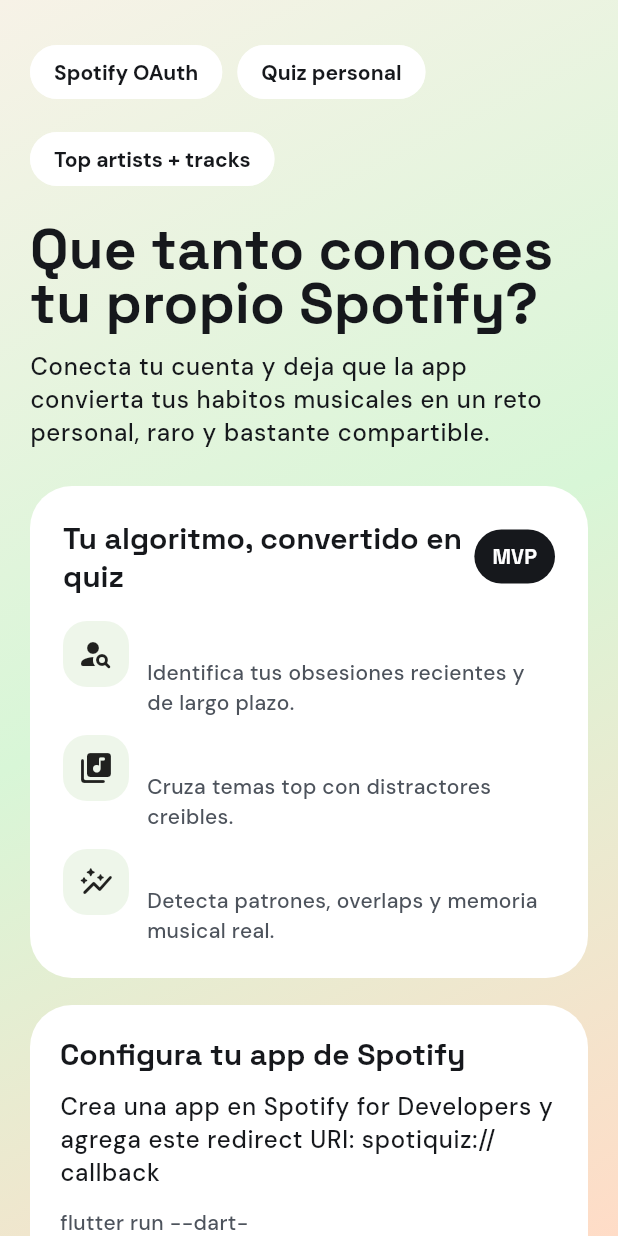
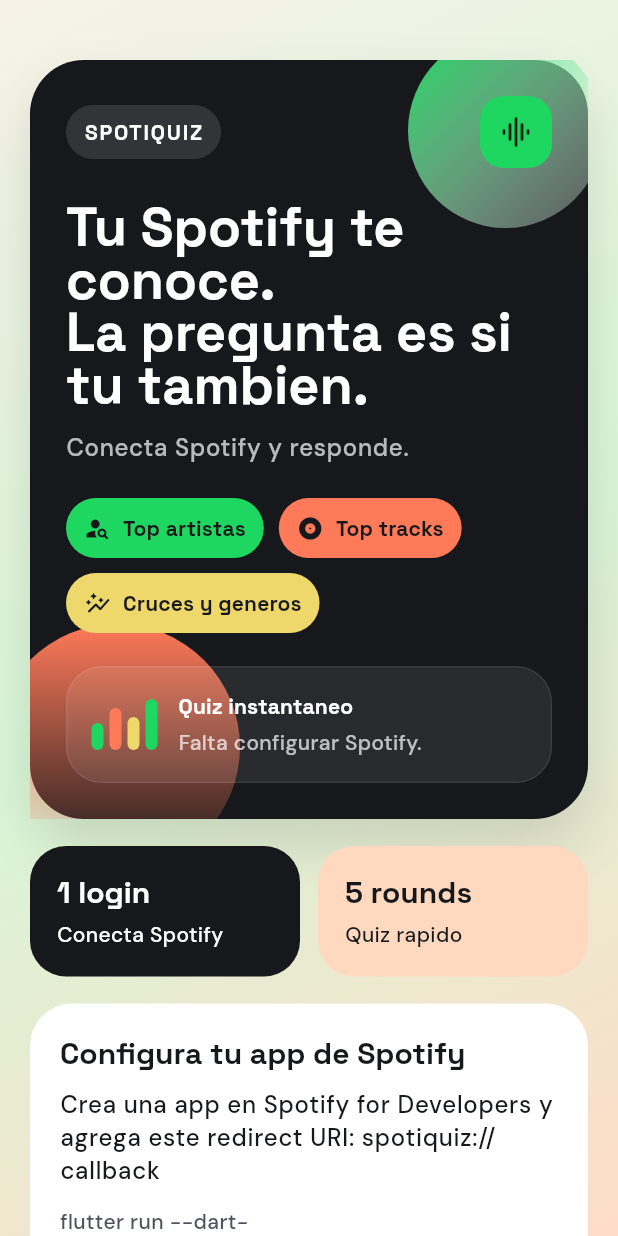
Before and after one commit to nicolasrodriguez09/spotiquiz, a Flutter app: the screen it shows after launch, on a phone screen of 412 x 824 dp. Run offline on Flutter 3.47's test engine with Material 3 defaults, Android fonts, the phone set to English and light mode, and no system bars; our stand-ins replace google_fonts, just_audio, share_plus; missing offline and left inert: flutter_web_auth_2.

Commit message:
cambios de inicio

```diff
--- a/lib/presentation/spotiquiz_screen.dart
+++ b/lib/presentation/spotiquiz_screen.dart
@@ -93,76 +93,28 @@
         crossAxisAlignment: CrossAxisAlignment.start,
         children: [
           const SizedBox(height: 8),
-          Wrap(
-            spacing: 10,
-            runSpacing: 10,
+          const SizedBox(height: 16),
+          _LandingHero(controller: controller, theme: theme),
+          const SizedBox(height: 18),
+          Row(
             children: const [
-              _MiniTag(label: 'Spotify OAuth'),
-              _MiniTag(label: 'Quiz personal'),
-              _MiniTag(label: 'Top artists + tracks'),
-            ],
-          ),
-          const SizedBox(height: 18),
-          Text('Que tanto conoces tu propio Spotify?', style: theme.textTheme.headlineLarge),
-          const SizedBox(height: 14),
-          Text(
-            'Conecta tu cuenta y deja que la app convierta tus habitos musicales en un reto personal, raro y bastante compartible.',
-            style: theme.textTheme.bodyLarge,
-          ),
-          const SizedBox(height: 24),
-          Card(
-            child: Padding(
-              padding: const EdgeInsets.all(22),
-              child: Column(
-                crossAxisAlignment: CrossAxisAlignment.start,
-                children: [
-                  Row(
-                    children: [
               Expanded(
-                        child: Text(
-                          'Tu algoritmo, convertido en quiz',
-                          style: theme.textTheme.titleLarge,
+                child: _LandingStatCard(
+                  tone: Color(0xFF16181C),
+                  value: '1 login',
+                  label: 'Conecta Spotify',
+                  textColor: Colors.white,
                 ),
               ),
-                      Container(
-                        padding: const EdgeInsets.symmetric(
-                          horizontal: 12,
-                          vertical: 8,
-                        ),
-                        decoration: BoxDecoration(
-                          color: const Color(0xFF16181C),
-                          borderRadius: BorderRadius.circular(999),
-                        ),
-                        child: Text(
-                          'MVP',
-                          style: theme.textTheme.labelLarge?.copyWith(
-                            color: Colors.white,
-                          ),
+              SizedBox(width: 12),
+              Expanded(
+                child: _LandingStatCard(
+                  tone: Color(0xFFFFD9BF),
+                  value: '5 rounds',
+                  label: 'Quiz rapido',
                 ),
               ),
             ],
-                  ),
-                  const SizedBox(height: 18),
-                  const _FeatureLine(
-                    icon: Icons.person_search_rounded,
-                    title: 'Top artistas',
-                    subtitle: 'Identifica tus obsesiones recientes y de largo plazo.',
-                  ),
-                  const SizedBox(height: 12),
-                  const _FeatureLine(
-                    icon: Icons.library_music_rounded,
-                    title: 'Top canciones',
-                    subtitle: 'Cruza temas top con distractores creibles.',
-                  ),
-                  const SizedBox(height: 12),
-                  const _FeatureLine(
-                    icon: Icons.auto_graph_rounded,
-                    title: 'Generos y cruces',
-                    subtitle: 'Detecta patrones, overlaps y memoria musical real.',
-                  ),
-                ],
-              ),
-            ),
           ),
           const SizedBox(height: 18),
           if (controller.needsSetup) const _SetupCard(),
@@ -184,10 +136,186 @@
           const SizedBox(height: 12),
           OutlinedButton.icon(
             onPressed: null,
-            icon: const Icon(Icons.music_note_rounded),
-            label: const Text('El quiz se genera con tus datos'),
+            icon: const Icon(Icons.auto_awesome_rounded),
+            label: const Text('Historial real'),
           ),
           const SizedBox(height: 24),
+        ],
+      ),
+    );
+  }
+}
+
+class _LandingHero extends StatelessWidget {
+  const _LandingHero({
+    required this.controller,
+    required this.theme,
+  });
+
+  final SpotiquizController controller;
+  final ThemeData theme;
+
+  @override
+  Widget build(BuildContext context) {
+    return Container(
+      decoration: BoxDecoration(
+        color: const Color(0xFF16181C),
+        borderRadius: BorderRadius.circular(36),
+        boxShadow: const [
+          BoxShadow(
+            color: Color(0x2216181C),
+            blurRadius: 30,
+            offset: Offset(0, 18),
+          ),
+        ],
+      ),
+      child: Stack(
+        children: [
+          Positioned(
+            right: -10,
+            top: -18,
+            child: Container(
+              width: 130,
+              height: 130,
+              decoration: const BoxDecoration(
+                shape: BoxShape.circle,
+                gradient: LinearGradient(
+                  colors: [Color(0xFF1ED760), Color(0x44FFFFFF)],
+                  begin: Alignment.topLeft,
+                  end: Alignment.bottomRight,
+                ),
+              ),
+            ),
+          ),
+          Positioned(
+            left: -24,
+            bottom: -34,
+            child: Container(
+              width: 164,
+              height: 164,
+              decoration: const BoxDecoration(
+                shape: BoxShape.circle,
+                gradient: LinearGradient(
+                  colors: [Color(0xFFFF7A59), Color(0x00FF7A59)],
+                  begin: Alignment.topCenter,
+                  end: Alignment.bottomCenter,
+                ),
+              ),
+            ),
+          ),
+          Padding(
+            padding: const EdgeInsets.all(24),
+            child: Column(
+              crossAxisAlignment: CrossAxisAlignment.start,
+              children: [
+                Row(
+                  children: [
+                    Container(
+                      padding: const EdgeInsets.symmetric(
+                        horizontal: 12,
+                        vertical: 8,
+                      ),
+                      decoration: BoxDecoration(
+                        color: Colors.white.withValues(alpha: 0.12),
+                        borderRadius: BorderRadius.circular(999),
+                      ),
+                      child: Text(
+                        'SPOTIQUIZ',
+                        style: theme.textTheme.labelLarge?.copyWith(
+                          color: Colors.white,
+                          letterSpacing: 1.2,
+                        ),
+                      ),
+                    ),
+                    const Spacer(),
+                    Container(
+                      width: 48,
+                      height: 48,
+                      decoration: BoxDecoration(
+                        color: const Color(0xFF1ED760),
+                        borderRadius: BorderRadius.circular(16),
+                      ),
+                      child: const Icon(Icons.multitrack_audio_rounded),
+                    ),
+                  ],
+                ),
+                const SizedBox(height: 22),
+                Text(
+                  'Tu Spotify te conoce.\nLa pregunta es si tu tambien.',
+                  style: theme.textTheme.headlineLarge?.copyWith(
+                    color: Colors.white,
+                    fontSize: 36,
+                  ),
+                ),
+                const SizedBox(height: 14),
+                Text(
+                  'Conecta Spotify y responde.',
+                  style: theme.textTheme.bodyLarge?.copyWith(
+                    color: Colors.white70,
+                  ),
+                ),
+                const SizedBox(height: 22),
+                Wrap(
+                  spacing: 10,
+                  runSpacing: 10,
+                  children: const [
+                    _PillAccent(
+                      color: Color(0xFF1ED760),
+                      icon: Icons.person_search_rounded,
+                      label: 'Top artistas',
+                    ),
+                    _PillAccent(
+                      color: Color(0xFFFF7A59),
+                      icon: Icons.album_rounded,
+                      label: 'Top tracks',
+                    ),
+                    _PillAccent(
+                      color: Color(0xFFEED86C),
+                      icon: Icons.auto_graph_rounded,
+                      label: 'Cruces y generos',
+                    ),
+                  ],
+                ),
+                const SizedBox(height: 22),
+                Container(
+                  padding: const EdgeInsets.all(16),
+                  decoration: BoxDecoration(
+                    color: Colors.white.withValues(alpha: 0.08),
+                    borderRadius: BorderRadius.circular(24),
+                    border: Border.all(color: Colors.white.withValues(alpha: 0.08)),
+                  ),
+                  child: Row(
+                    children: [
+                      const _BeatBars(),
+                      const SizedBox(width: 14),
+                      Expanded(
+                        child: Column(
+                          crossAxisAlignment: CrossAxisAlignment.start,
+                          children: [
+                            Text(
+                              'Quiz instantaneo',
+                              style: theme.textTheme.labelLarge?.copyWith(
+                                color: Colors.white,
+                              ),
+                            ),
+                            const SizedBox(height: 4),
+                            Text(
+                              controller.needsSetup
+                                  ? 'Falta configurar Spotify.'
+                                  : 'Top artists, tracks y recientes.',
+                              style: theme.textTheme.bodyMedium?.copyWith(
+                                color: Colors.white70,
+                              ),
+                            ),
+                          ],
+                        ),
+                      ),
+                    ],
+                  ),
+                ),
+              ],
+            ),
+          ),
         ],
       ),
     );
@@ -680,44 +808,79 @@
   }
 }
 
-class _FeatureLine extends StatelessWidget {
-  const _FeatureLine({
-    required this.icon,
-    required this.title,
-    required this.subtitle,
+class _LandingStatCard extends StatelessWidget {
+  const _LandingStatCard({
+    required this.tone,
+    required this.value,
+    required this.label,
+    this.textColor = const Color(0xFF16181C),
   });
 
-  final IconData icon;
-  final String title;
-  final String subtitle;
+  final Color tone;
+  final String value;
+  final String label;
+  final Color textColor;
 
   @override
   Widget build(BuildContext context) {
     final theme = Theme.of(context);
-    return Row(
-      crossAxisAlignment: CrossAxisAlignment.start,
-      children: [
-        Container(
-          width: 44,
-          height: 44,
+    return Container(
+      padding: const EdgeInsets.all(18),
       decoration: BoxDecoration(
-            color: const Color(0xFFEEF6EA),
-            borderRadius: BorderRadius.circular(16),
+        color: tone,
+        borderRadius: BorderRadius.circular(24),
       ),
-          child: Icon(icon),
-        ),
-        const SizedBox(width: 12),
-        Expanded(
       child: Column(
         crossAxisAlignment: CrossAxisAlignment.start,
         children: [
-              Text(title, style: theme.textTheme.labelLarge),
-              const SizedBox(height: 4),
-              Text(subtitle, style: theme.textTheme.bodyMedium),
+          Text(
+            value,
+            style: theme.textTheme.titleLarge?.copyWith(color: textColor),
+          ),
+          const SizedBox(height: 6),
+          Text(
+            label,
+            style: theme.textTheme.bodyMedium?.copyWith(color: textColor),
+          ),
         ],
+      ),
+    );
+  }
+}
+
+class _PillAccent extends StatelessWidget {
+  const _PillAccent({
+    required this.color,
+    required this.icon,
+    required this.label,
+  });
+
+  final Color color;
+  final IconData icon;
+  final String label;
+
+  @override
+  Widget build(BuildContext context) {
+    final theme = Theme.of(context);
+    return Container(
+      padding: const EdgeInsets.symmetric(horizontal: 12, vertical: 10),
+      decoration: BoxDecoration(
+        color: color,
+        borderRadius: BorderRadius.circular(999),
+      ),
+      child: Row(
+        mainAxisSize: MainAxisSize.min,
+        children: [
+          Icon(icon, size: 18, color: const Color(0xFF16181C)),
+          const SizedBox(width: 8),
+          Text(
+            label,
+            style: theme.textTheme.labelLarge?.copyWith(
+              color: const Color(0xFF16181C),
             ),
           ),
         ],
+      ),
     );
   }
 }
@@ -730,6 +893,48 @@
   @override
   Widget build(BuildContext context) {
     return Chip(label: Text(label));
+  }
+}
+
+class _BeatBars extends StatelessWidget {
+  const _BeatBars();
+
+  @override
+  Widget build(BuildContext context) {
+    return Row(
+      crossAxisAlignment: CrossAxisAlignment.end,
+      children: const [
+        _BeatBar(height: 18, color: Color(0xFF1ED760)),
+        SizedBox(width: 4),
+        _BeatBar(height: 28, color: Color(0xFFFF7A59)),
+        SizedBox(width: 4),
+        _BeatBar(height: 22, color: Color(0xFFEED86C)),
+        SizedBox(width: 4),
+        _BeatBar(height: 34, color: Color(0xFF1ED760)),
+      ],
+    );
+  }
+}
+
+class _BeatBar extends StatelessWidget {
+  const _BeatBar({
+    required this.height,
+    required this.color,
+  });
+
+  final double height;
+  final Color color;
+
+  @override
+  Widget build(BuildContext context) {
+    return Container(
+      width: 8,
+      height: height,
+      decoration: BoxDecoration(
+        color: color,
+        borderRadius: BorderRadius.circular(999),
+      ),
+    );
   }
 }
 
```
Also changed, not shown: 1 other file. Lines whose indentation alone changed are shown as unchanged.
